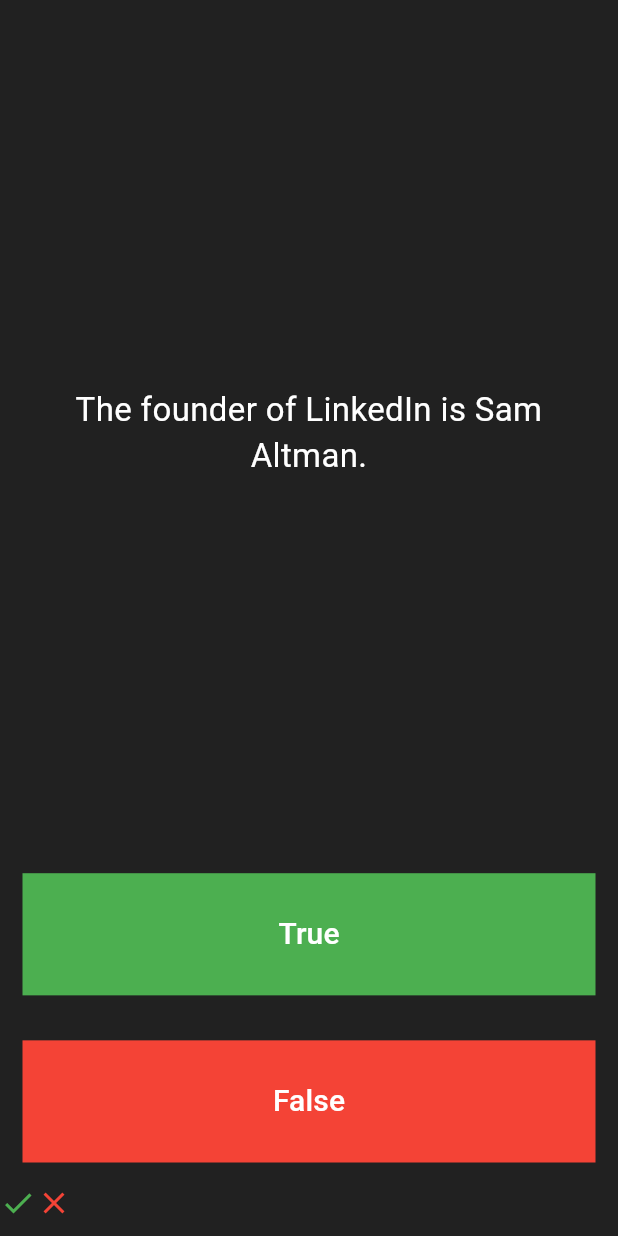
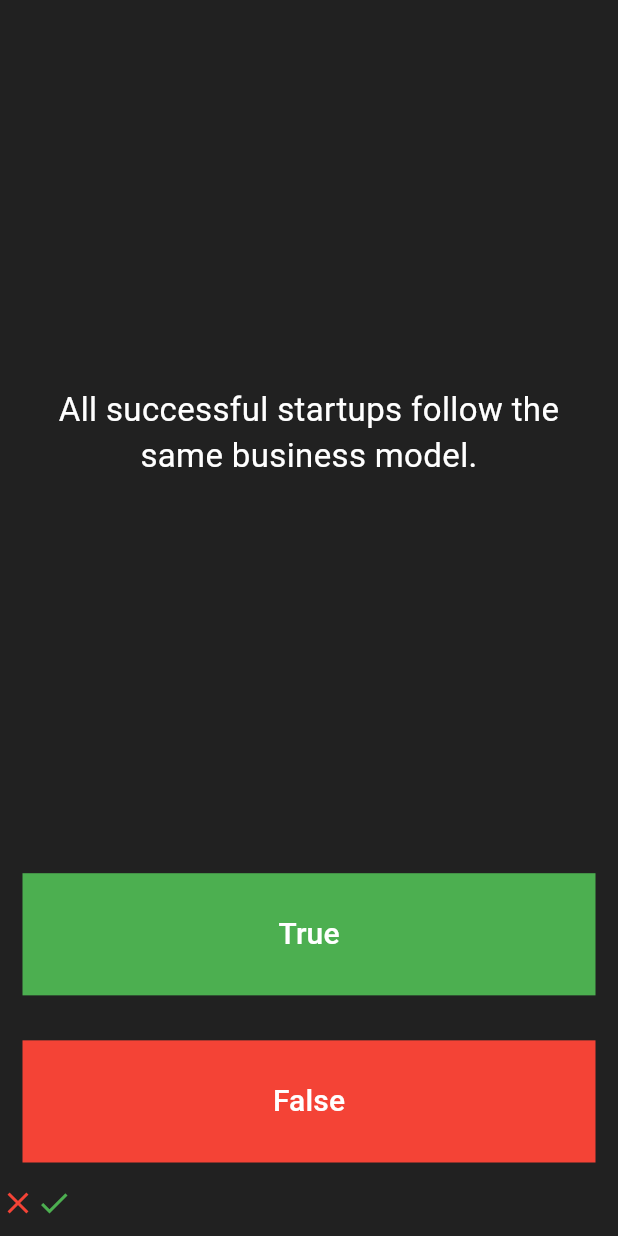
Before and after one commit to BenCodeurr/quiz_app_flutter, a Flutter app: the screen it shows after launch, after a tap on "True", after a tap on "False", on a phone screen of 412 x 824 dp. Run offline on Flutter 3.47's test engine with Material 3 defaults, Android fonts, the phone set to English and light mode, and no system bars.

Commit message:
Successfully implemented the quiz brain class and encapsulated some properties

```diff
--- a/lib/main.dart
+++ b/lib/main.dart
@@ -1,8 +1,11 @@
 import 'package:flutter/material.dart';
+import 'quiz_brain.dart';
 
 void main() {
   runApp(const QuizApp());
 }
+
+var newQuiz = QuizBrain();
 
 class QuizApp extends StatelessWidget {
   const QuizApp({super.key});
@@ -34,15 +37,6 @@ class QuizPage extends StatefulWidget {
 class _QuizPageState extends State<QuizPage> {
   List<Icon> scoreKeeper = [];
 
-  List<String> questions = [
-    'Felix Antoine Tshisekedi has been elected for the 2nd time as the President of the DRC.',
-    'DRC is the 2nd largest Country in Africa.',
-    'The founder of LinkedIn is Sam Altman.'
-  ];
-
-  List<bool> answers = [true, true, false];
-
-  int questionNumber = 0;
 
   @override
   Widget build(BuildContext context) {
@@ -56,7 +50,7 @@ class _QuizPageState extends State<QuizPage> {
             padding: const EdgeInsets.all(10.0),
             child: Center(
               child: Text(
-                questions[questionNumber],
+                newQuiz.getQuestion(),
                 textAlign: TextAlign.center,
                 style: const TextStyle(fontSize: 22.0, color: Colors.white),
               ),
@@ -75,7 +69,8 @@ class _QuizPageState extends State<QuizPage> {
                 ),
               ),
               onPressed: () {
-                bool correctAnswer = answers[questionNumber];
+                bool correctAnswer =
+                    newQuiz.getCorrectAnswer();
                 if (correctAnswer == true) {
                   scoreKeeper.add(
                     const Icon(
@@ -92,7 +87,7 @@ class _QuizPageState extends State<QuizPage> {
                   );
                 }
                 setState(() {
-                  questionNumber++;
+                  newQuiz.nextQuestion();
                 });
               },
               child: const Text(
@@ -114,7 +109,8 @@ class _QuizPageState extends State<QuizPage> {
                 ),
               ),
               onPressed: () {
-                bool correctAnswer = answers[questionNumber];
+                bool correctAnswer =
+                    newQuiz.getCorrectAnswer();
                 if (correctAnswer == false) {
                   scoreKeeper.add(
                     const Icon(
@@ -131,7 +127,7 @@ class _QuizPageState extends State<QuizPage> {
                   );
                 }
                 setState(() {
-                  questionNumber++;
+                  newQuiz.nextQuestion();
                 });
               },
               child: const Text(
--- /dev/null
+++ b/lib/questions.dart
@@ -0,0 +1,9 @@
+class Question {
+  String questionText="";
+  bool questionAnswer= true;
+
+  Question({required String q, required bool a}) {
+    questionText = q;
+    questionAnswer = a;
+  }
+}
--- /dev/null
+++ b/lib/quiz_brain.dart
@@ -0,0 +1,57 @@
+import 'questions.dart';
+
+class QuizBrain {
+  int _questionNumber = 0;
+
+  final List<Question> _questionBank = [
+    Question(
+        q: 'Venture capitalists are the only source of funding for tech startups..',
+        a: false),
+    Question(
+        q: 'A Minimum Viable Product (MVP) is the final version of a product that is ready for market release.',
+        a: false),
+    Question(
+        q: 'All successful startups follow the same business model.', a: false),
+    Question(
+        q: 'Intellectual Property (IP) protection is irrelevant for tech startups.',
+        a: false),
+    Question(
+        q: 'Bootstrapping refers to funding a startup using personal savings or revenue generated by the business.',
+        a: true),
+    Question(
+        q: 'Tech startups should focus solely on acquiring a large user base, even if it means operating at a loss.',
+        a: false),
+    Question(
+        q: 'Pivot is a term used when a startup completely abandons its original business idea.',
+        a: true),
+    Question(
+        q: 'Scaling and growth are interchangeable terms in the startup context.',
+        a: false),
+    Question(
+        q: 'All successful startups require a highly experienced and seasoned founding team.',
+        a: false),
+    Question(
+        q: 'A/B testing involves comparing two versions of a webpage or app to determine which one performs better.',
+        a: true),
+    Question(
+        q: 'Tech startups are not affected by market trends or economic conditions.',
+        a: false),
+    Question(
+        q: 'Customer feedback is crucial only during the product development phase, not after the launch.',
+        a: false),
+  ];
+
+  void nextQuestion() {
+    if (_questionNumber < _questionBank.length - 1) {
+      _questionNumber++;
+    }
+  }
+
+  String getQuestion() {
+    return _questionBank[_questionNumber].questionText;
+  }
+
+  bool getCorrectAnswer() {
+    return _questionBank[_questionNumber].questionAnswer;
+  }
+}
```
